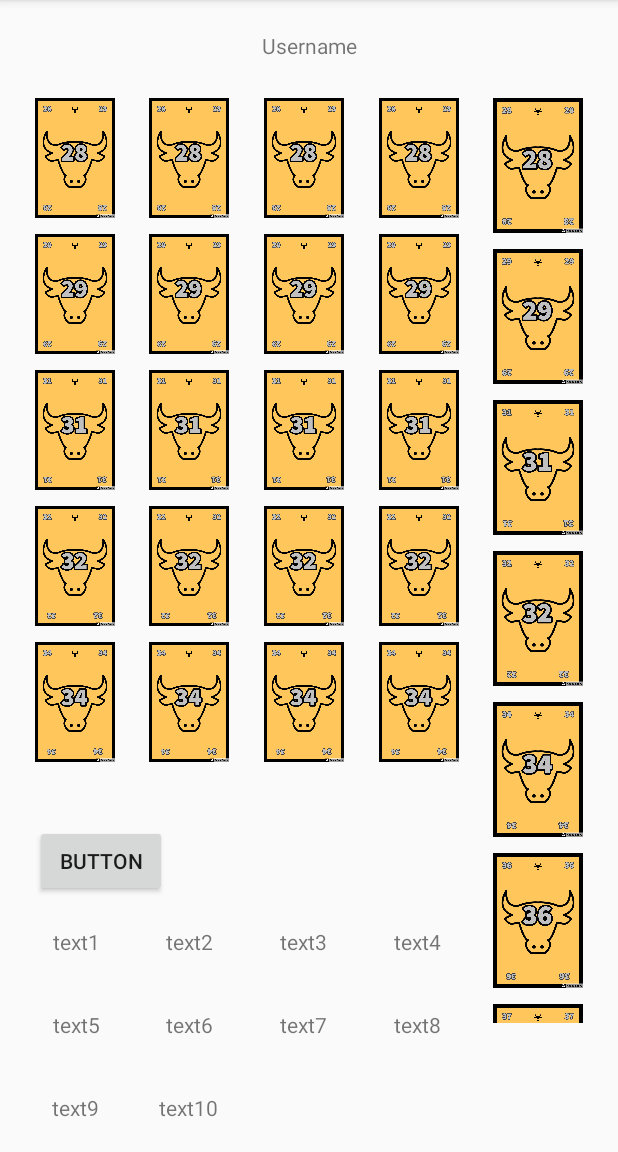
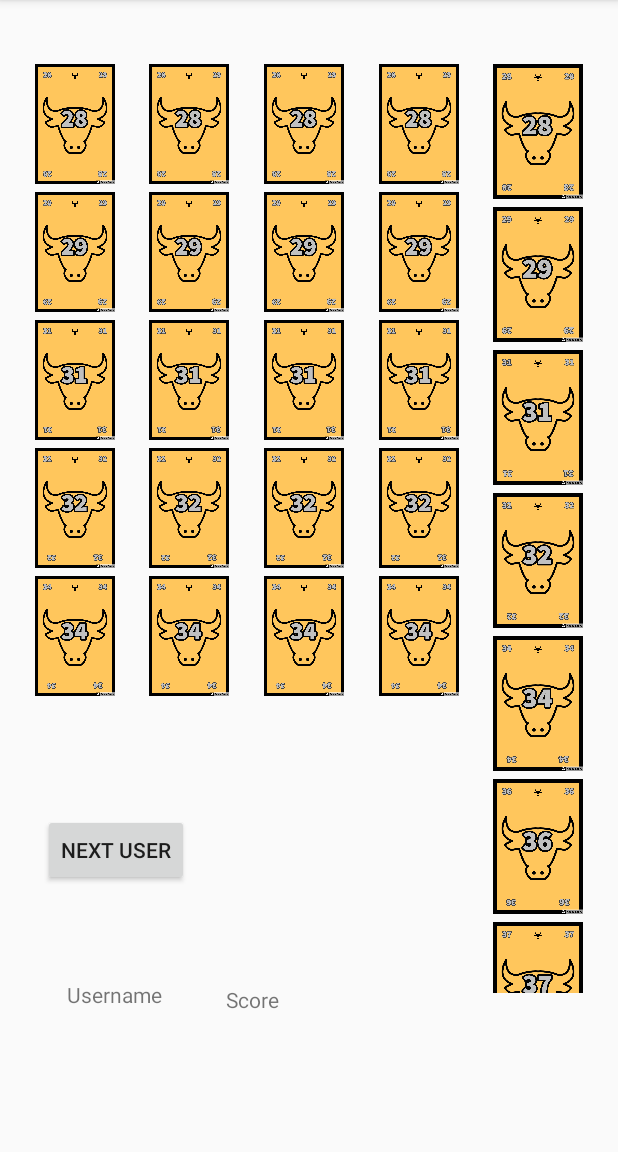
Before and after one commit to baharkhd/6-nimmt, an Android app: the screen it shows after launch (MainActivity), on a phone screen of 412 x 824 dp, the part 84-1236 px from its top. Run offline under Robolectric (Android 15) with nearby library versions, the light colour scheme and no system bars.

Commit message:
changed design

```diff
--- a/app/src/main/java/com/example/a6nimmt/MainActivity.java
+++ b/app/src/main/java/com/example/a6nimmt/MainActivity.java
@@ -54,20 +54,9 @@ public class MainActivity extends AppCompatActivity {
         ArrayList<String> userCards = new ArrayList<>(cards);
         userCards.add("card6");
         userCards.add("card7");
-
-
-
-        TextView text1 = findViewById(R.id.textView1);
-        text1.setText(R.string.text1);
-
-        TextView text2 = findViewById(R.id.textView2);
-        text2.setText(R.string.text2);
-
-        TextView text3 = findViewById(R.id.textView3);
-        text3.setText(R.string.text3);
-
-        TextView text4 = findViewById(R.id.textView4);
-        text4.setText(R.string.text4);
+        userCards.add("card8");
+        userCards.add("card9");
+        userCards.add("card10");
 
 
         RecyclerView recyclerView1 = findViewById(R.id.recyclerView1);
--- a/app/src/main/res/layout/game_board.xml
+++ b/app/src/main/res/layout/game_board.xml
@@ -11,7 +11,7 @@
         android:id="@+id/recyclerView3"
         android:layout_width="53dp"
         android:layout_height="450dp"
-        android:layout_marginTop="60dp"
+        android:layout_marginTop="40dp"
         app:layout_constraintBottom_toTopOf="@+id/userButton"
         app:layout_constraintEnd_toStartOf="@+id/recyclerView4"
         app:layout_constraintHorizontal_bias="0.5"
@@ -23,9 +23,7 @@
         android:id="@+id/recyclerView1"
         android:layout_width="53dp"
         android:layout_height="450dp"
-        android:layout_marginTop="60dp"
-        android:layout_marginBottom="30dp"
-        app:layout_constraintBottom_toTopOf="@+id/userButton"
+        android:layout_marginTop="40dp"
         app:layout_constraintEnd_toStartOf="@+id/recyclerView2"
         app:layout_constraintHorizontal_bias="0.5"
         app:layout_constraintStart_toStartOf="parent"
@@ -35,7 +33,7 @@
         android:id="@+id/recyclerView4"
         android:layout_width="53dp"
         android:layout_height="450dp"
-        android:layout_marginTop="60dp"
+        android:layout_marginTop="40dp"
         app:layout_constraintBottom_toTopOf="@+id/userButton"
         app:layout_constraintEnd_toStartOf="@+id/recyclerView5"
         app:layout_constraintHorizontal_bias="0.5"
@@ -47,7 +45,7 @@
         android:id="@+id/recyclerView5"
         android:layout_width="60dp"
         android:layout_height="622dp"
-        android:layout_marginTop="60dp"
+        android:layout_marginTop="40dp"
         app:layout_constraintBottom_toBottomOf="parent"
         app:layout_constraintEnd_toEndOf="parent"
         app:layout_constraintHorizontal_bias="0.5"
@@ -59,7 +57,7 @@
         android:id="@+id/recyclerView2"
         android:layout_width="53dp"
         android:layout_height="450dp"
-        android:layout_marginTop="60dp"
+        android:layout_marginTop="40dp"
         app:layout_constraintBottom_toTopOf="@+id/userButton"
         app:layout_constraintEnd_toStartOf="@+id/recyclerView3"
         app:layout_constraintHorizontal_bias="0.5"
@@ -71,140 +69,43 @@
         android:id="@+id/userButton"
         android:layout_width="wrap_content"
         android:layout_height="wrap_content"
-        android:layout_marginTop="40dp"
-        android:text="Button"
+        android:layout_marginStart="6dp"
+        android:layout_marginLeft="6dp"
+        android:layout_marginBottom="10dp"
+        android:text="Next User"
+        app:layout_constraintBottom_toTopOf="@+id/username"
         app:layout_constraintEnd_toEndOf="parent"
-        app:layout_constraintHorizontal_bias="0.071"
+        app:layout_constraintHorizontal_bias="0.074"
         app:layout_constraintStart_toStartOf="parent"
         app:layout_constraintTop_toBottomOf="@+id/recyclerView1" />
 
     <TextView
-        android:id="@+id/textView2"
-        android:layout_width="50dp"
-        android:layout_height="wrap_content"
-        android:layout_marginTop="20dp"
-        android:text="@string/text2"
+        android:id="@+id/username"
+        android:layout_width="96dp"
+        android:layout_height="32dp"
+        android:layout_marginStart="28dp"
+        android:layout_marginLeft="28dp"
+        android:layout_marginBottom="30dp"
+        android:text="@string/userName"
         android:textAlignment="center"
-        app:layout_constraintEnd_toStartOf="@+id/textView3"
-        app:layout_constraintHorizontal_bias="0.5"
-        app:layout_constraintStart_toEndOf="@+id/textView1"
-        app:layout_constraintTop_toBottomOf="@+id/userButton" />
+        app:layout_constraintBottom_toBottomOf="parent"
+        app:layout_constraintStart_toStartOf="parent"
+        app:layout_constraintTop_toBottomOf="@+id/userButton"
+        app:layout_constraintVertical_bias="0.384" />
 
     <TextView
-        android:id="@+id/textView4"
-        android:layout_width="50dp"
-        android:layout_height="wrap_content"
-        android:layout_marginTop="20dp"
-        android:text="@string/text4"
-        android:textAlignment="center"
+        android:id="@+id/score"
+        android:layout_width="96dp"
+        android:layout_height="32dp"
+        android:layout_marginStart="10dp"
+        android:layout_marginLeft="10dp"
+        android:layout_marginBottom="30dp"
+        android:text="Score"
+        app:layout_constraintBottom_toBottomOf="parent"
         app:layout_constraintEnd_toStartOf="@+id/recyclerView5"
-        app:layout_constraintStart_toEndOf="@+id/textView3"
-        app:layout_constraintTop_toBottomOf="@+id/userButton" />
-
-    <TextView
-        android:id="@+id/textView1"
-        android:layout_width="50dp"
-        android:layout_height="wrap_content"
-        android:layout_marginTop="20dp"
-        android:text="@string/text1"
-        android:textAlignment="center"
-        app:layout_constraintEnd_toStartOf="@+id/textView2"
-        app:layout_constraintHorizontal_bias="0.5"
-        app:layout_constraintStart_toStartOf="parent"
-        app:layout_constraintTop_toBottomOf="@+id/userButton" />
-
-    <TextView
-        android:id="@+id/textView3"
-        android:layout_width="50dp"
-        android:layout_height="wrap_content"
-        android:layout_marginTop="20dp"
-        android:text="@string/text3"
-        android:textAlignment="center"
-        app:layout_constraintEnd_toStartOf="@+id/textView4"
-        app:layout_constraintHorizontal_bias="0.5"
-        app:layout_constraintStart_toEndOf="@+id/textView2"
-        app:layout_constraintTop_toBottomOf="@+id/userButton" />
-
-    <TextView
-        android:id="@+id/textView5"
-        android:layout_width="50dp"
-        android:layout_height="wrap_content"
-        android:text="@string/text5"
-        android:textAlignment="center"
-        app:layout_constraintBottom_toTopOf="@+id/textView9"
-        app:layout_constraintEnd_toStartOf="@+id/textView6"
-        app:layout_constraintHorizontal_bias="0.5"
-        app:layout_constraintStart_toStartOf="parent"
-        app:layout_constraintTop_toBottomOf="@+id/textView1" />
-
-    <TextView
-        android:id="@+id/textView7"
-        android:layout_width="50dp"
-        android:layout_height="wrap_content"
-        android:text="@string/text7"
-        android:textAlignment="center"
-        app:layout_constraintBottom_toTopOf="@+id/textView10"
-        app:layout_constraintEnd_toStartOf="@+id/textView8"
-        app:layout_constraintHorizontal_bias="0.5"
-        app:layout_constraintStart_toEndOf="@+id/textView6"
-        app:layout_constraintTop_toBottomOf="@+id/textView3" />
-
-    <TextView
-        android:id="@+id/textView8"
-        android:layout_width="50dp"
-        android:layout_height="wrap_content"
-        android:text="@string/text8"
-        android:textAlignment="center"
-        app:layout_constraintBottom_toTopOf="@+id/textView10"
-        app:layout_constraintEnd_toStartOf="@+id/recyclerView5"
-        app:layout_constraintHorizontal_bias="0.5"
-        app:layout_constraintStart_toEndOf="@+id/textView7"
-        app:layout_constraintTop_toBottomOf="@+id/textView4" />
-
-    <TextView
-        android:id="@+id/textView9"
-        android:layout_width="50dp"
-        android:layout_height="wrap_content"
-        android:layout_marginBottom="20dp"
-        android:text="@string/text9"
-        android:textAlignment="center"
-        app:layout_constraintBottom_toBottomOf="parent"
-        app:layout_constraintEnd_toStartOf="@+id/textView10"
-        app:layout_constraintHorizontal_bias="0.5"
-        app:layout_constraintStart_toStartOf="parent" />
-
-    <TextView
-        android:id="@+id/textView10"
-        android:layout_width="50dp"
-        android:layout_height="wrap_content"
-        android:layout_marginBottom="20dp"
-        android:text="@string/text10"
-        android:textAlignment="center"
-        app:layout_constraintBottom_toBottomOf="parent"
-        app:layout_constraintEnd_toStartOf="@+id/recyclerView3"
-        app:layout_constraintHorizontal_bias="0.5"
-        app:layout_constraintStart_toEndOf="@+id/textView9" />
-
-    <TextView
-        android:id="@+id/textView6"
-        android:layout_width="50dp"
-        android:layout_height="wrap_content"
-        android:text="@string/text6"
-        android:textAlignment="center"
-        app:layout_constraintBottom_toTopOf="@+id/textView10"
-        app:layout_constraintEnd_toStartOf="@+id/textView7"
-        app:layout_constraintHorizontal_bias="0.5"
-        app:layout_constraintStart_toEndOf="@+id/textView5"
-        app:layout_constraintTop_toBottomOf="@+id/textView2" />
-
-    <TextView
-        android:id="@+id/name"
-        android:layout_width="wrap_content"
-        android:layout_height="wrap_content"
-        android:text="@string/userName"
-        app:layout_constraintBottom_toTopOf="@+id/recyclerView1"
-        app:layout_constraintEnd_toEndOf="parent"
-        app:layout_constraintStart_toStartOf="parent"
-        app:layout_constraintTop_toTopOf="parent" />
+        app:layout_constraintHorizontal_bias="0.166"
+        app:layout_constraintStart_toEndOf="@+id/username"
+        app:layout_constraintTop_toBottomOf="@+id/userButton"
+        app:layout_constraintVertical_bias="0.571" />
 
 </androidx.constraintlayout.widget.ConstraintLayout>
--- a/app/src/main/res/values/dimen.xml
+++ b/app/src/main/res/values/dimen.xml
@@ -1,4 +1,4 @@
 <?xml version="1.0" encoding="utf-8"?>
 <resources>
-    <dimen name="spaceBetweenCards">5dp</dimen>
+    <dimen name="spaceBetweenCards">2.5dp</dimen>
 </resources>
```
Also changed, not shown: app/src/main/res/drawable-v24/card10.png (added), app/src/main/res/drawable-v24/card8.png (added), app/src/main/res/drawable-v24/card9.png (added).
